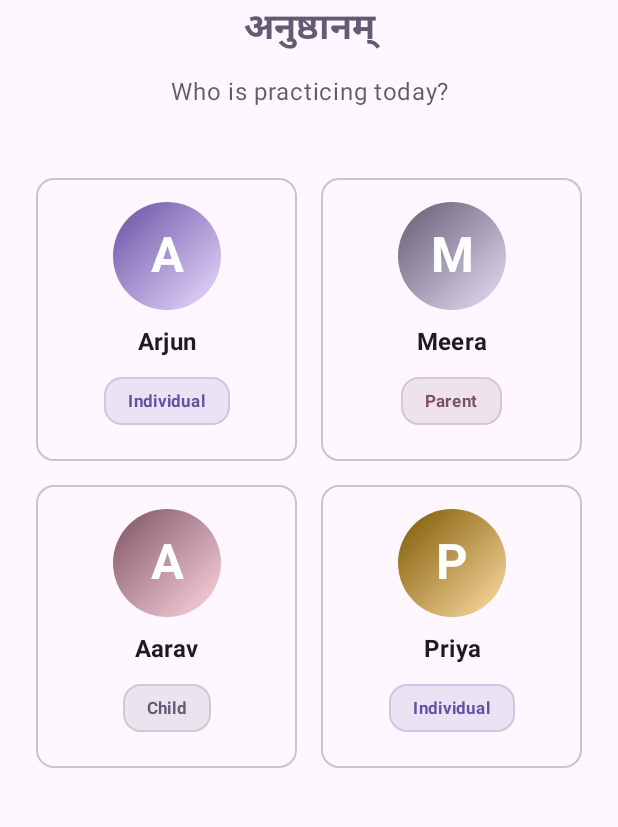
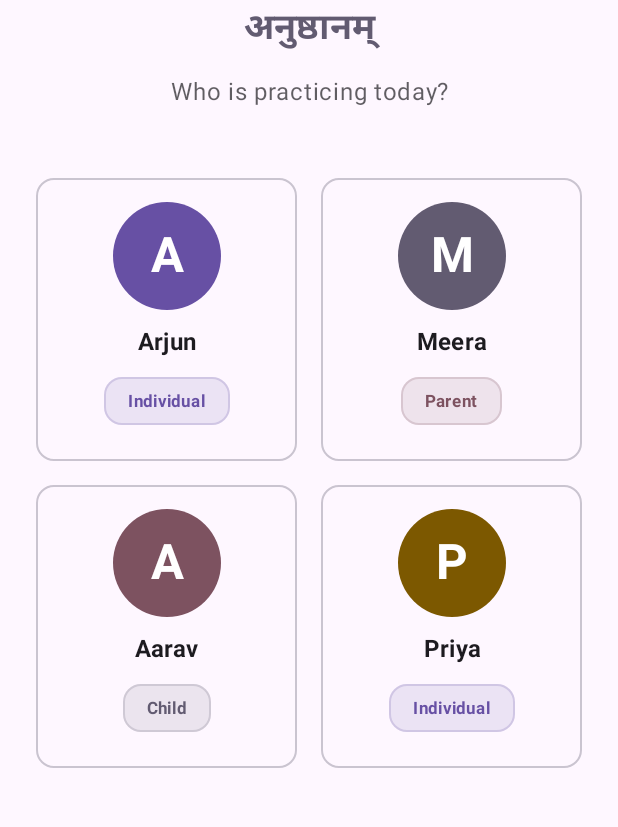
Before and after one commit to sonu7089/anushtanam, an Android app built with Jetpack Compose: the screen it shows after launch (MainActivity), on a phone screen of 412 x 824 dp, the part 171-998 px from its top. Run offline under Robolectric (Android 15) with nearby library versions, the phone set to English and light mode, and no system bars; our stand-ins replace Dagger/Hilt's generated code, Room's generated code.

Commit message:
@ fix: lighter splash backdrop and remove remaining gradients
- Splash now uses a soft light-saffron background with the full-colour
  lotus, so the logo stands out instead of blending into deep saffron
- Profile avatars use solid theme colours instead of linear gradients
- Mic button uses a solid fill instead of a vertical gradient

Co-Authored-By: Claude Opus 4.8 <noreply@anthropic.com>
@

```diff
--- a/app/src/main/java/com/mantrasiddhi/presentation/SplashActivity.kt
+++ b/app/src/main/java/com/mantrasiddhi/presentation/SplashActivity.kt
@@ -26,7 +26,6 @@ import androidx.compose.runtime.remember
 import androidx.compose.ui.Alignment
 import androidx.compose.ui.Modifier
 import androidx.compose.ui.draw.scale
-import androidx.compose.ui.graphics.Color
 import androidx.compose.ui.text.font.FontWeight
 import androidx.compose.ui.unit.dp
 import androidx.compose.ui.unit.sp
@@ -83,7 +82,8 @@ fun SplashScreenContent(
     Box(
         modifier = modifier
             .fillMaxSize()
-            .background(MaterialTheme.colorScheme.primary),
+            // Soft light-saffron backdrop so the deeper saffron/gold lotus stands out.
+            .background(MaterialTheme.colorScheme.primaryContainer),
         contentAlignment = Alignment.Center
     ) {
         Column(
@@ -91,24 +91,21 @@ fun SplashScreenContent(
             modifier = Modifier.scale(scale.value)
         ) {
             LotusIllustration(
-                modifier = Modifier.size(160.dp),
-                petalColor = Color.White.copy(alpha = 0.95f),
-                accentColor = Color(0xFFFFE0B2),
-                centerColor = Color(0xFFFFF3E0)
+                modifier = Modifier.size(160.dp)
             )
             Spacer(modifier = Modifier.height(24.dp))
             Text(
                 text = "Anushtanam",
                 fontSize = 32.sp,
                 fontWeight = FontWeight.ExtraBold,
-                color = MaterialTheme.colorScheme.onPrimary
+                color = MaterialTheme.colorScheme.primary
             )
             Spacer(modifier = Modifier.height(4.dp))
             Text(
                 text = "अनुष्ठानम्",
                 fontSize = 20.sp,
                 fontWeight = FontWeight.Bold,
-                color = MaterialTheme.colorScheme.onPrimary.copy(alpha = 0.85f)
+                color = MaterialTheme.colorScheme.secondary
             )
         }
     }
--- a/app/src/main/java/com/mantrasiddhi/presentation/components/MantraComponents.kt
+++ b/app/src/main/java/com/mantrasiddhi/presentation/components/MantraComponents.kt
@@ -33,7 +33,6 @@ import androidx.compose.runtime.getValue
 import androidx.compose.ui.Alignment
 import androidx.compose.ui.Modifier
 import androidx.compose.ui.draw.clip
-import androidx.compose.ui.graphics.Brush
 import androidx.compose.ui.graphics.StrokeCap
 import androidx.compose.ui.graphics.drawscope.Stroke
 import androidx.compose.ui.text.font.FontWeight
@@ -158,19 +157,11 @@ fun ProfileAvatar(
     modifier: Modifier = Modifier
 ) {
     val extendedColors = LocalExtendedColors.current
-    val (gradient, textColor) = when (avatarIndex % 4) {
-        0 -> Brush.linearGradient(
-            listOf(MaterialTheme.colorScheme.primary, MaterialTheme.colorScheme.primaryContainer)
-        ) to MaterialTheme.colorScheme.onPrimary
-        1 -> Brush.linearGradient(
-            listOf(MaterialTheme.colorScheme.secondary, MaterialTheme.colorScheme.secondaryContainer)
-        ) to MaterialTheme.colorScheme.onSecondary
-        2 -> Brush.linearGradient(
-            listOf(MaterialTheme.colorScheme.tertiary, MaterialTheme.colorScheme.tertiaryContainer)
-        ) to MaterialTheme.colorScheme.onTertiary
-        else -> Brush.linearGradient(
-            listOf(extendedColors.warning, extendedColors.warningContainer)
-        ) to extendedColors.onWarning
+    val (avatarColor, textColor) = when (avatarIndex % 4) {
+        0 -> MaterialTheme.colorScheme.primary to MaterialTheme.colorScheme.onPrimary
+        1 -> MaterialTheme.colorScheme.secondary to MaterialTheme.colorScheme.onSecondary
+        2 -> MaterialTheme.colorScheme.tertiary to MaterialTheme.colorScheme.onTertiary
+        else -> extendedColors.warning to extendedColors.onWarning
     }
 
     val initial = name.firstOrNull()?.toString()?.uppercase() ?: "?"
@@ -179,7 +170,7 @@ fun ProfileAvatar(
         modifier = modifier
             .size(size)
             .clip(CircleShape)
-            .background(gradient),
+            .background(avatarColor),
         contentAlignment = Alignment.Center
     ) {
         Text(
--- a/app/src/main/java/com/mantrasiddhi/presentation/screens/practice/components/MicButton.kt
+++ b/app/src/main/java/com/mantrasiddhi/presentation/screens/practice/components/MicButton.kt
@@ -27,7 +27,6 @@ import androidx.compose.ui.Alignment
 import androidx.compose.ui.Modifier
 import androidx.compose.ui.draw.clip
 import androidx.compose.ui.draw.scale
-import androidx.compose.ui.graphics.Brush
 import androidx.compose.ui.graphics.Color
 import androidx.compose.ui.res.painterResource
 import androidx.compose.ui.unit.dp
@@ -103,20 +102,18 @@ fun MicButton(
             )
         }
 
-        // Inner Mic Button
-        val buttonGradient = Brush.verticalGradient(
-            if (isRecording) {
-                listOf(MaterialTheme.colorScheme.error, MaterialTheme.colorScheme.errorContainer)
-            } else {
-                listOf(MaterialTheme.colorScheme.primary, MaterialTheme.colorScheme.secondary)
-            }
-        )
+        // Inner Mic Button — solid fill
+        val buttonColor = if (isRecording) {
+            MaterialTheme.colorScheme.error
+        } else {
+            MaterialTheme.colorScheme.primary
+        }
 
         Box(
             modifier = Modifier
                 .size(76.dp)
                 .clip(CircleShape)
-                .background(buttonGradient)
+                .background(buttonColor)
                 .clickable(
                     enabled = !isProcessing,
                     onClickLabel = if (isRecording) "Stop recitation" else "Start recitation",
--- a/app/src/main/res/values/themes.xml
+++ b/app/src/main/res/values/themes.xml
@@ -6,9 +6,9 @@
     </style>
 
     <style name="Theme.MantraSiddhi.Splash" parent="Theme.Material3.DayNight.NoActionBar">
-        <!-- Solid saffron window so the launch screen never flashes a dark/grey background. -->
-        <item name="android:windowBackground">#FFC43E00</item>
-        <item name="android:statusBarColor">#FFC43E00</item> <!-- Deep Saffron -->
-        <item name="android:windowLightStatusBar">false</item>
+        <!-- Soft light-saffron window so the launch screen never flashes a dark/grey background. -->
+        <item name="android:windowBackground">#FFFFDBC9</item>
+        <item name="android:statusBarColor">#FFFFDBC9</item> <!-- Light saffron -->
+        <item name="android:windowLightStatusBar">true</item>
     </style>
 </resources>
```
